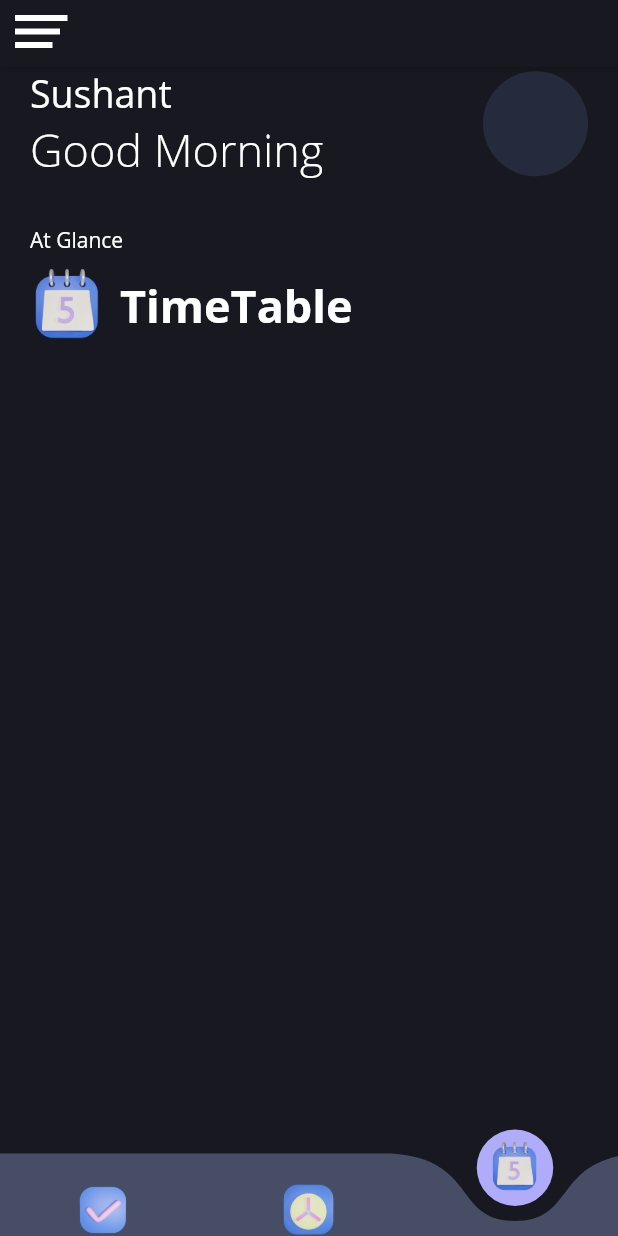
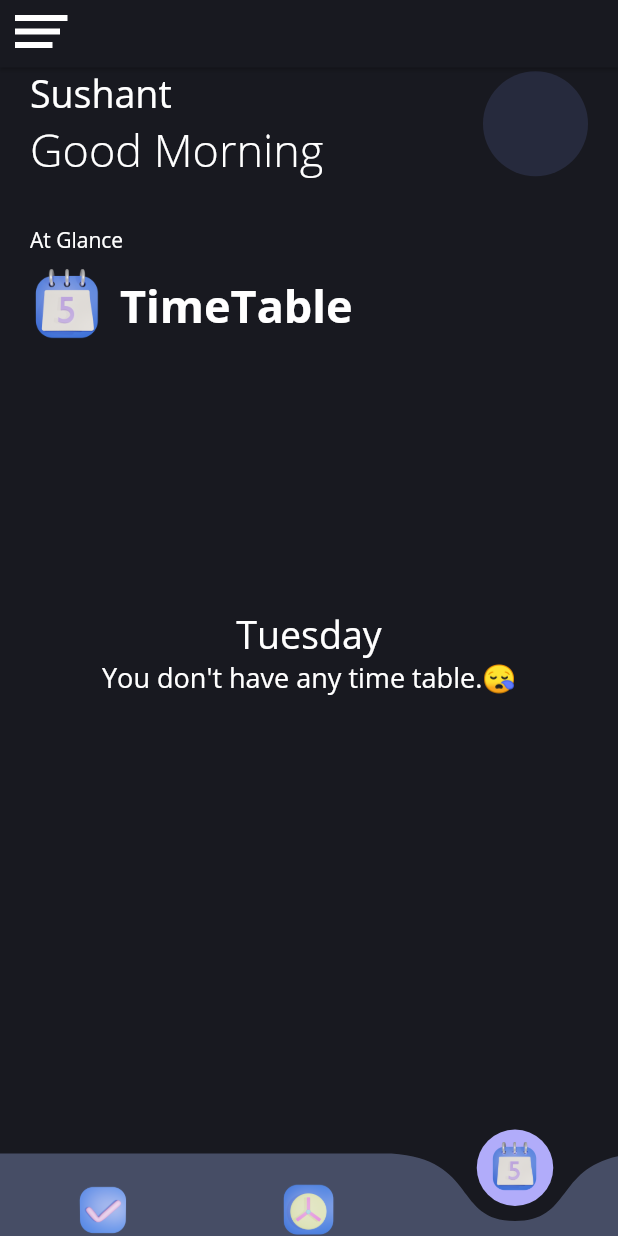
Before and after one commit to sushantdev-git/Ttooler, a Flutter app: the HomePage screen opened directly, item 3 of the bottom bar chosen, on a phone screen of 412 x 824 dp. Run offline on Flutter 3.47's test engine with Material 2 defaults, Android fonts, the phone set to English and light mode, and no system bars; drawn by our look-alikes of curved_navigation_bar; our stand-ins replace flutter_local_notifications, flutter_native_timezone, sqflite, timezone; accounts and stored records are empty.

Commit message:
restructured timetable glance

```diff
--- a/lib/widgets/home/glances/timetableGlance.dart
+++ b/lib/widgets/home/glances/timetableGlance.dart
@@ -1,17 +1,70 @@
 import 'package:flutter/material.dart';
+import 'package:intl/intl.dart';
+import 'package:provider/provider.dart';
 import 'package:ttooler/konstant/konstant.dart';
+import 'package:ttooler/modals/timetableProvider.dart';
+import 'package:ttooler/pageRoutebuilder/customPageRouteBuilder.dart';
+import 'package:ttooler/pages/homePage.dart';
+import 'package:ttooler/pages/timetablePage.dart';
 import 'package:ttooler/widgets/home/glanceHeader.dart';
+import 'package:ttooler/widgets/timetable/timetableTimelineBuilder.dart';
 
 class TimetableGlance extends StatelessWidget {
 
   @override
   Widget build(BuildContext context) {
+    final now = DateTime.now();
+    final String day = DateFormat("EEEE").format(now);
+    final _timetable = Provider.of<TimeTableProvider>(context).getListOfTimeTable(day, "mainpage");
     return Container(
       padding: EdgeInsets.only(left: 20, right: 20),
       width: double.infinity,
       child: Column(
+        crossAxisAlignment: CrossAxisAlignment.start,
         children: [
           GlanceHeader(glanceType: GlanceType.TimeTable,),
+          if (_timetable.length == 0)
+            Container(
+              height: MediaQuery.of(context).size.height/2,
+              child: Center(
+                child: Column(
+                  mainAxisAlignment: MainAxisAlignment.center,
+                  children: [
+                    Text(
+                      "$day",
+                      style: TextStyle(
+                        fontSize: 25,
+                        color: Colors.white,
+                      ),
+                    ),
+                    Text(
+                      "You don't have any time table.😪",
+                      style: TextStyle(
+                        fontSize: 18,
+                        color: Colors.white,
+                      ),
+                    ),
+                  ],
+                ),
+              )
+            ),
+          if (_timetable.length <= 3 && _timetable.length != 0)
+            TimetableTimelineBuilder(day: day, items: _timetable, leftPadding: 0, rightPadding: 0, where: "Glance",),
+          if (_timetable.length > 3)
+            TimetableTimelineBuilder(day: day, items: _timetable.sublist(0,3), leftPadding: 0, rightPadding: 0, where: "Glance",),
+          if(_timetable.length != 0)TextButton(onPressed: (){
+            Navigator.of(context).push(CustomPageRouteBuilder(enterPage: TimetablePage(), exitPage: HomePage()));
+          }, child: Row(
+            mainAxisSize: MainAxisSize.min,
+            children: [
+              Text("See all", style: TextStyle(
+                fontSize: 20,
+              ),),
+              SizedBox(width: 10,),
+              Icon(Icons.east, color: Colors.white,)
+            ],
+          )),
+          SizedBox(height: 100,)
         ],
       ),
     );
```
